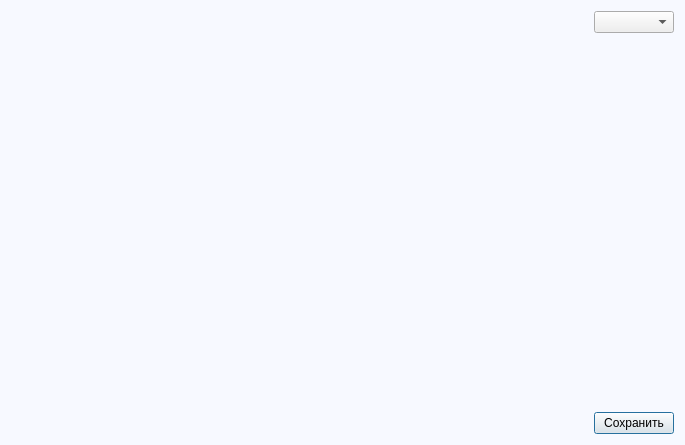
FediiBohdan/TechService, file SettingsWindow.ui: the form before one commit.
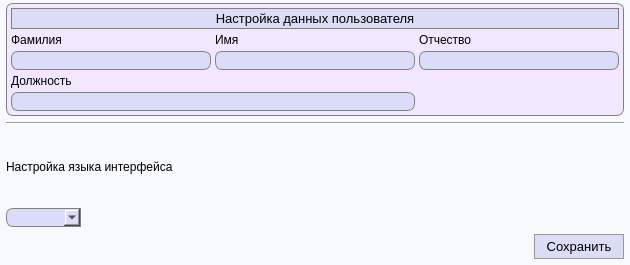
The form after the commit. Icons and pictures are not drawn.

What changed in the file:
```diff
--- a/SettingsWindow.ui
+++ b/SettingsWindow.ui
@@ -6,8 +6,8 @@
    <rect>
     <x>0</x>
     <y>0</y>
-    <width>685</width>
-    <height>445</height>
+    <width>630</width>
+    <height>265</height>
    </rect>
   </property>
   <property name="windowTitle">
@@ -26,48 +26,375 @@
 	background-color: white;
 }</string>
   </property>
-  <layout class="QGridLayout" name="gridLayout_2">
+  <layout class="QGridLayout" name="gridLayout_5">
+   <property name="leftMargin">
+    <number>6</number>
+   </property>
+   <property name="topMargin">
+    <number>3</number>
+   </property>
+   <property name="rightMargin">
+    <number>6</number>
+   </property>
+   <property name="bottomMargin">
+    <number>6</number>
+   </property>
    <item row="0" column="0">
-    <layout class="QGridLayout" name="gridLayout">
-     <item row="2" column="1">
+    <widget class="QFrame" name="frame">
+     <property name="styleSheet">
+      <string notr="true">QFrame {
+	background-color: #f2e7ff;
+	border: 1px solid grey;
+	border-radius: 7px;
+}</string>
+     </property>
+     <property name="frameShape">
+      <enum>QFrame::StyledPanel</enum>
+     </property>
+     <property name="frameShadow">
+      <enum>QFrame::Raised</enum>
+     </property>
+     <layout class="QGridLayout" name="gridLayout_4">
+      <property name="leftMargin">
+       <number>4</number>
+      </property>
+      <property name="topMargin">
+       <number>4</number>
+      </property>
+      <property name="rightMargin">
+       <number>4</number>
+      </property>
+      <property name="bottomMargin">
+       <number>4</number>
+      </property>
+      <property name="spacing">
+       <number>4</number>
+      </property>
+      <item row="0" column="0">
+       <layout class="QGridLayout" name="gridLayout">
+        <item row="1" column="1">
+         <widget class="QLabel" name="label_2">
+          <property name="font">
+           <font>
+            <pointsize>9</pointsize>
+           </font>
+          </property>
+          <property name="styleSheet">
+           <string notr="true">QLabel {
+	border: 0px;
+	background-color: transparent;
+}
+</string>
+          </property>
+          <property name="text">
+           <string>Имя</string>
+          </property>
+         </widget>
+        </item>
+        <item row="0" column="0" colspan="3">
+         <widget class="QFrame" name="frame_2">
+          <property name="minimumSize">
+           <size>
+            <width>0</width>
+            <height>0</height>
+           </size>
+          </property>
+          <property name="styleSheet">
+           <string notr="true">QFrame {
+	background-color: #dbdcf7;
+	border: 1px solid grey;
+	border-radius: 0px;
+}</string>
+          </property>
+          <property name="frameShape">
+           <enum>QFrame::StyledPanel</enum>
+          </property>
+          <property name="frameShadow">
+           <enum>QFrame::Raised</enum>
+          </property>
+          <layout class="QGridLayout" name="gridLayout_6">
+           <property name="leftMargin">
+            <number>2</number>
+           </property>
+           <property name="topMargin">
+            <number>2</number>
+           </property>
+           <property name="rightMargin">
+            <number>2</number>
+           </property>
+           <property name="bottomMargin">
+            <number>2</number>
+           </property>
+           <property name="spacing">
+            <number>2</number>
+           </property>
+           <item row="0" column="0">
+            <widget class="QLabel" name="label_5">
+             <property name="font">
+              <font>
+               <pointsize>10</pointsize>
+              </font>
+             </property>
+             <property name="styleSheet">
+              <string notr="true">QLabel {
+	border: 0px;
+	background-color: transparent;
+}
+</string>
+             </property>
+             <property name="text">
+              <string>Настройка данных пользователя</string>
+             </property>
+             <property name="alignment">
+              <set>Qt::AlignCenter</set>
+             </property>
+            </widget>
+           </item>
+          </layout>
+         </widget>
+        </item>
+        <item row="1" column="0">
+         <widget class="QLabel" name="label">
+          <property name="font">
+           <font>
+            <pointsize>9</pointsize>
+           </font>
+          </property>
+          <property name="styleSheet">
+           <string notr="true">QLabel {
+	border: 0px;
+	background-color: transparent;
+}
+</string>
+          </property>
+          <property name="text">
+           <string>Фамилия</string>
+          </property>
+         </widget>
+        </item>
+        <item row="2" column="0">
+         <widget class="QLineEdit" name="lineEdit">
+          <property name="font">
+           <font>
+            <pointsize>10</pointsize>
+           </font>
+          </property>
+          <property name="styleSheet">
+           <string notr="true">QLineEdit {
+	border: 1px solid gray;
+    border-radius: 7px;
+    background-color: #dbdcf7;
+	padding-left: 3px;
+}</string>
+          </property>
+         </widget>
+        </item>
+        <item row="1" column="2">
+         <widget class="QLabel" name="label_3">
+          <property name="font">
+           <font>
+            <pointsize>9</pointsize>
+           </font>
+          </property>
+          <property name="styleSheet">
+           <string notr="true">QLabel {
+	border: 0px;
+	background-color: transparent;
+}
+</string>
+          </property>
+          <property name="text">
+           <string>Отчество</string>
+          </property>
+         </widget>
+        </item>
+        <item row="2" column="1">
+         <widget class="QLineEdit" name="lineEdit_3">
+          <property name="font">
+           <font>
+            <pointsize>10</pointsize>
+           </font>
+          </property>
+          <property name="styleSheet">
+           <string notr="true">QLineEdit {
+	border: 1px solid gray;
+    border-radius: 7px;
+    background-color: #dbdcf7;
+	padding-left: 3px;
+}</string>
+          </property>
+         </widget>
+        </item>
+        <item row="2" column="2">
+         <widget class="QLineEdit" name="lineEdit_4">
+          <property name="font">
+           <font>
+            <pointsize>10</pointsize>
+           </font>
+          </property>
+          <property name="styleSheet">
+           <string notr="true">QLineEdit {
+	border: 1px solid gray;
+    border-radius: 7px;
+    background-color: #dbdcf7;
+	padding-left: 3px;
+}</string>
+          </property>
+         </widget>
+        </item>
+        <item row="4" column="0" colspan="2">
+         <widget class="QLineEdit" name="lineEdit_2">
+          <property name="font">
+           <font>
+            <pointsize>10</pointsize>
+           </font>
+          </property>
+          <property name="styleSheet">
+           <string notr="true">QLineEdit {
+	border: 1px solid gray;
+    border-radius: 7px;
+    background-color: #dbdcf7;
+	padding-left: 3px;
+}</string>
+          </property>
+         </widget>
+        </item>
+        <item row="3" column="0" colspan="2">
+         <widget class="QLabel" name="label_4">
+          <property name="font">
+           <font>
+            <pointsize>9</pointsize>
+           </font>
+          </property>
+          <property name="styleSheet">
+           <string notr="true">QLabel {
+	border: 0px;
+	background-color: transparent;
+}
+</string>
+          </property>
+          <property name="text">
+           <string>Должность</string>
+          </property>
+         </widget>
+        </item>
+       </layout>
+      </item>
+     </layout>
+    </widget>
+   </item>
+   <item row="1" column="0">
+    <widget class="Line" name="line">
+     <property name="orientation">
+      <enum>Qt::Horizontal</enum>
+     </property>
+    </widget>
+   </item>
+   <item row="2" column="0">
+    <layout class="QGridLayout" name="gridLayout_2">
+     <item row="1" column="0">
+      <widget class="QComboBox" name="languageSelection">
+       <property name="font">
+        <font>
+         <pointsize>10</pointsize>
+        </font>
+       </property>
+       <property name="styleSheet">
+        <string notr="true">QComboBox {
+	border: 1px solid gray;
+    border-top-left-radius: 7px;
+	border-bottom-left-radius: 7px;
+    background-color: #dbdcf7;
+	padding-left: 6px;
+}</string>
+       </property>
+      </widget>
+     </item>
+     <item row="1" column="1">
+      <spacer name="horizontalSpacer">
+       <property name="orientation">
+        <enum>Qt::Horizontal</enum>
+       </property>
+       <property name="sizeHint" stdset="0">
+        <size>
+         <width>40</width>
+         <height>20</height>
+        </size>
+       </property>
+      </spacer>
+     </item>
+     <item row="0" column="0" colspan="2">
+      <widget class="QLabel" name="label_6">
+       <property name="font">
+        <font>
+         <pointsize>9</pointsize>
+        </font>
+       </property>
+       <property name="text">
+        <string>Настройка языка интерфейса</string>
+       </property>
+      </widget>
+     </item>
+    </layout>
+   </item>
+   <item row="3" column="0">
+    <layout class="QGridLayout" name="gridLayout_3">
+     <item row="0" column="0">
+      <spacer name="horizontalSpacer_2">
+       <property name="orientation">
+        <enum>Qt::Horizontal</enum>
+       </property>
+       <property name="sizeHint" stdset="0">
+        <size>
+         <width>40</width>
+         <height>20</height>
+        </size>
+       </property>
+      </spacer>
+     </item>
+     <item row="0" column="1">
       <widget class="QPushButton" name="saveSettingsButton">
+       <property name="minimumSize">
+        <size>
+         <width>90</width>
+         <height>25</height>
+        </size>
+       </property>
+       <property name="font">
+        <font>
+         <pointsize>10</pointsize>
+        </font>
+       </property>
        <property name="toolTip">
         <string>Сохранить настройки</string>
        </property>
+       <property name="layoutDirection">
+        <enum>Qt::LeftToRight</enum>
+       </property>
+       <property name="styleSheet">
+        <string notr="true">QPushButton {
+	background-color: #dbdcf7;
+	border: 1px solid #999999;
+}
+
+QPushButton:hover {
+	background-color: #d5d6f0;
+	border: 1px solid #acacac;
+}
+
+QPushButton:pressed {
+	background-color: #cbcde6;
+	border: 2px solid #999999;
+}</string>
+       </property>
        <property name="text">
         <string>Сохранить</string>
        </property>
+       <property name="autoDefault">
+        <bool>false</bool>
+       </property>
       </widget>
      </item>
-     <item row="0" column="0">
-      <spacer name="horizontalSpacer">
-       <property name="orientation">
-        <enum>Qt::Horizontal</enum>
-       </property>
-       <property name="sizeHint" stdset="0">
-        <size>
-         <width>40</width>
-         <height>20</height>
-        </size>
-       </property>
-      </spacer>
-     </item>
-     <item row="0" column="1">
-      <widget class="QComboBox" name="languageSelection"/>
-     </item>
-     <item row="1" column="1">
-      <spacer name="verticalSpacer">
-       <property name="orientation">
-        <enum>Qt::Vertical</enum>
-       </property>
-       <property name="sizeHint" stdset="0">
-        <size>
-         <width>20</width>
-         <height>40</height>
-        </size>
-       </property>
-      </spacer>
-     </item>
     </layout>
    </item>
   </layout>
```
Left out of the diff: 6 changed lines with no effect on the pictures.
